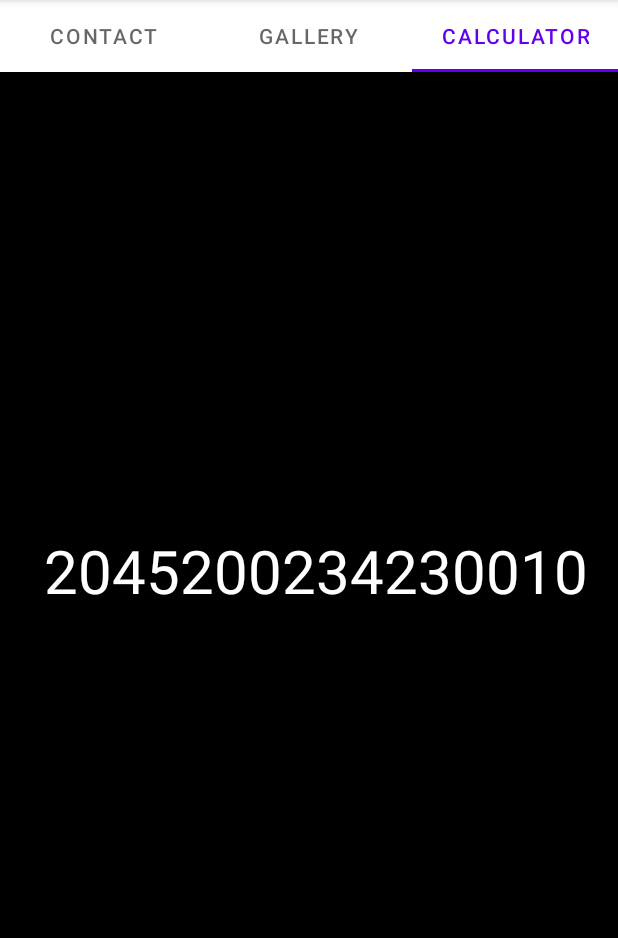
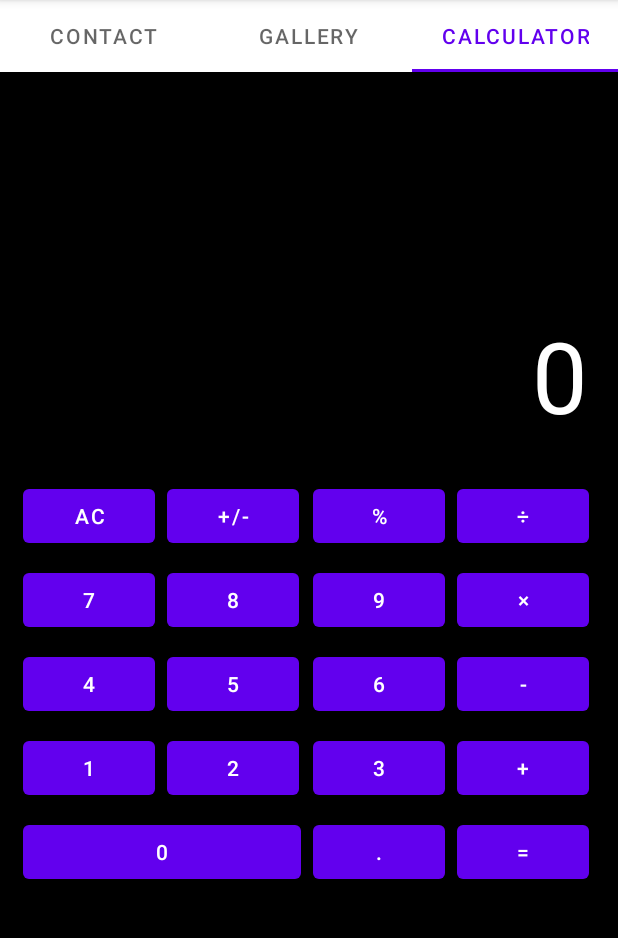
Before and after one commit to GlacialGlen/mol12345, an Android app: the screen it shows after launch (MainActivity), tab 3 chosen, on a phone screen of 412 x 824 dp, the part 84-1022 px from its top. Run offline under Robolectric (Android 15) with nearby library versions, the phone set to English and light mode, and no system bars.

Commit message:
Calculator-Step1

```diff
--- a/app/src/main/java/com/example/mol12345/Fragment03.kt
+++ b/app/src/main/java/com/example/mol12345/Fragment03.kt
@@ -4,13 +4,66 @@ import android.os.Bundle
 import android.view.LayoutInflater
 import android.view.View
 import android.view.ViewGroup
+import android.widget.Button
+import android.widget.ImageButton
 import androidx.fragment.app.Fragment
 
 class Fragment03: Fragment() {
+    private val black = "#000000"
+    private val orange = "#f7a307"
+    private val white = "#ffffff"
+    private val grey = "#444444"
+    private val darkGrey = "#999999"
+
+    private val greyColorSet = ColorSet(grey, white, black, black)
+    private val darkGreyColorSet = ColorSet(darkGrey, white, white, black)
+    private val orangeColorSet = ColorSet(orange, white, white, black)
+
+    private val buttonData = listOf(
+        ButtonInfo("calculator_button_ac", greyColorSet, R.id.calculator_button_ac),
+        ButtonInfo("calculator_button_unary", greyColorSet, R.id.calculator_button_unary),
+        ButtonInfo("calculator_button_percent", greyColorSet, R.id.calculator_button_percent),
+        ButtonInfo("calculator_button_div", orangeColorSet, R.id.calculator_button_div),
+        ButtonInfo("calculator_button_7", darkGreyColorSet, R.id.calculator_button_7),
+        ButtonInfo("calculator_button_8", darkGreyColorSet, R.id.calculator_button_8),
+        ButtonInfo("calculator_button_9", darkGreyColorSet, R.id.calculator_button_9),
+        ButtonInfo("calculator_button_mul", orangeColorSet, R.id.calculator_button_mul),
+        ButtonInfo("calculator_button_4", darkGreyColorSet, R.id.calculator_button_4),
+        ButtonInfo("calculator_button_5", darkGreyColorSet, R.id.calculator_button_5),
+        ButtonInfo("calculator_button_6", darkGreyColorSet, R.id.calculator_button_6),
+        ButtonInfo("calculator_button_sub", orangeColorSet, R.id.calculator_button_sub),
+        ButtonInfo("calculator_button_1", darkGreyColorSet, R.id.calculator_button_1),
+        ButtonInfo("calculator_button_2", darkGreyColorSet, R.id.calculator_button_2),
+        ButtonInfo("calculator_button_3", darkGreyColorSet, R.id.calculator_button_3),
+        ButtonInfo("calculator_button_add", orangeColorSet, R.id.calculator_button_add),
+        ButtonInfo("calculator_button_0", darkGreyColorSet, R.id.calculator_button_0),
+        ButtonInfo("calculator_button_dot", darkGreyColorSet, R.id.calculator_button_dot),
+        ButtonInfo("calculator_button_cal", orangeColorSet, R.id.calculator_button_cal),
+        )
+
     override fun onCreateView(inflater: LayoutInflater, container: ViewGroup?, savedInstanceState: Bundle?): View? {
         val fragmentView = inflater.inflate(R.layout.fragment_03, container, false)
 
+        for (data in buttonData) {
+            val buttonView: Button = fragmentView.findViewById(data.id)
+            val context = buttonView.context
+            val buttonResource = context.resources.getIdentifier(data.name, "string", context.packageName)
+            buttonView.text = getString(buttonResource)
+        }
 
         return fragmentView
     }
 }
+
+data class ColorSet(
+    val buttonColor: String,
+    val onClickColor: String,
+    val textColor: String,
+    val onClickTextColor: String,
+)
+
+data class ButtonInfo(
+    val name: String,
+    val colors: ColorSet,
+    val id: Int,
+)
--- /dev/null
+++ b/app/src/main/res/drawable/roundcorner.xml
@@ -0,0 +1,8 @@
+<?xml version="1.0" encoding="utf-8"?>
+<shape xmlns:android="http://schemas.android.com/apk/res/android">
+    <solid android:color="#33DDFF" />
+    <corners android:radius="4dp" />
+</shape>
+<!--<selector xmlns:android="http://schemas.android.com/apk/res/android">-->
+
+<!--</selector>-->
--- a/app/src/main/res/layout/fragment_03.xml
+++ b/app/src/main/res/layout/fragment_03.xml
@@ -17,10 +17,9 @@
         android:autoSizeMinTextSize="20sp"
         android:autoSizeMaxTextSize="100sp"
         android:autoSizeStepGranularity="2sp"
-        app:layout_constraintBottom_toBottomOf="parent"
+        app:layout_constraintBottom_toTopOf="@id/calculator_gridlayout"
         app:layout_constraintEnd_toEndOf="parent"
         app:layout_constraintStart_toStartOf="parent"
-        app:layout_constraintTop_toTopOf="parent"
         android:layout_marginStart="20dp"
         android:layout_marginEnd="20dp"
         android:layout_marginBottom="20dp"
@@ -28,18 +27,133 @@
 
     <GridLayout
         android:id="@+id/calculator_gridlayout"
-        android:layout_width="match_parent"
+        android:layout_width="390dp"
         android:layout_height="0dp"
-        app:layout_constraintHeight_percent="0.4"
+        app:layout_constraintHeight_percent="0.6"
         app:layout_constraintBottom_toBottomOf="parent"
         app:layout_constraintEnd_toEndOf="parent"
         app:layout_constraintStart_toStartOf="parent"
-        app:layout_constraintTop_toBottomOf="@id/calculator_display"
         android:layout_marginStart="20dp"
         android:layout_marginEnd="20dp"
         android:layout_marginBottom="20dp"
+        android:useDefaultMargins="true"
+        android:rowCount="5"
+        android:columnCount="4"
         >
 
+        <Button
+            android:id="@+id/calculator_button_ac"
+            android:layout_height="wrap_content"
+            android:layout_width="wrap_content"
+            />
+
+        <Button
+            android:id="@+id/calculator_button_unary"
+            android:layout_height="wrap_content"
+            android:layout_width="wrap_content"
+            />
+
+        <Button
+            android:id="@+id/calculator_button_percent"
+            android:layout_height="wrap_content"
+            android:layout_width="wrap_content"
+            />
+
+        <Button
+            android:id="@+id/calculator_button_div"
+            android:layout_height="wrap_content"
+            android:layout_width="wrap_content"
+            />
+
+        <Button
+            android:id="@+id/calculator_button_7"
+            android:layout_height="wrap_content"
+            android:layout_width="wrap_content"
+            />
+
+        <Button
+            android:id="@+id/calculator_button_8"
+            android:layout_height="wrap_content"
+            android:layout_width="wrap_content"
+            />
+
+        <Button
+            android:id="@+id/calculator_button_9"
+            android:layout_height="wrap_content"
+            android:layout_width="wrap_content"
+            />
+
+        <Button
+            android:id="@+id/calculator_button_mul"
+            android:layout_height="wrap_content"
+            android:layout_width="wrap_content"
+            />
+
+        <Button
+            android:id="@+id/calculator_button_4"
+            android:layout_height="wrap_content"
+            android:layout_width="wrap_content"
+            />
+
+        <Button
+            android:id="@+id/calculator_button_5"
+            android:layout_height="wrap_content"
+            android:layout_width="wrap_content"
+            />
+
+        <Button
+            android:id="@+id/calculator_button_6"
+            android:layout_height="wrap_content"
+            android:layout_width="wrap_content"
+            />
+
+        <Button
+            android:id="@+id/calculator_button_sub"
+            android:layout_height="wrap_content"
+            android:layout_width="wrap_content"
+            />
+
+        <Button
+            android:id="@+id/calculator_button_1"
+            android:layout_height="wrap_content"
+            android:layout_width="wrap_content"
+            />
+
+        <Button
+            android:id="@+id/calculator_button_2"
+            android:layout_height="wrap_content"
+            android:layout_width="wrap_content"
+            />
+
+        <Button
+            android:id="@+id/calculator_button_3"
+            android:layout_height="wrap_content"
+            android:layout_width="wrap_content"
+            />
+
+        <Button
+            android:id="@+id/calculator_button_add"
+            android:layout_height="wrap_content"
+            android:layout_width="wrap_content"
+            />
+
+        <Button
+            android:id="@+id/calculator_button_0"
+            android:layout_width="185dp"
+            android:layout_height="wrap_content"
+            android:layout_columnSpan="2" />
+
+        <Button
+            android:id="@+id/calculator_button_dot"
+            android:layout_height="wrap_content"
+            android:layout_width="wrap_content"
+            />
+
+        <Button
+            android:id="@+id/calculator_button_cal"
+            android:layout_height="wrap_content"
+            android:layout_width="wrap_content"
+            />
 
     </GridLayout>
 
--- a/app/src/main/res/values/strings.xml
+++ b/app/src/main/res/values/strings.xml
@@ -4,5 +4,27 @@
     <string name="gallery">Gallery</string>
     <string name="calculator">Calculator</string>
     <string name="no_image">Something wrong, no image found</string>
-    <string name="calculator_zero">2045200234230010</string>
+    <string name="calculator_zero">0</string>
+    <string name="calculator_button_ac">AC</string>
+    <string name="calculator_button_unary">+/-</string>
+    <string name="calculator_button_percent">%</string>
+    <string name="calculator_button_div">÷</string>
+    <string name="calculator_button_7">7</string>
+    <string name="calculator_button_8">8</string>
+    <string name="calculator_button_9">9</string>
+    <string name="calculator_button_mul">×</string>
+    <string name="calculator_button_4">4</string>
+    <string name="calculator_button_5">5</string>
+    <string name="calculator_button_6">6</string>
+    <string name="calculator_button_sub">-</string>
+    <string name="calculator_button_1">1</string>
+    <string name="calculator_button_2">2</string>
+    <string name="calculator_button_3">3</string>
+    <string name="calculator_button_add">+</string>
+    <string name="calculator_button_0">0</string>
+    <string name="calculator_button_dot">.</string>
+    <string name="calculator_button_cal">=</string>
+
+
+
 </resources>
```
